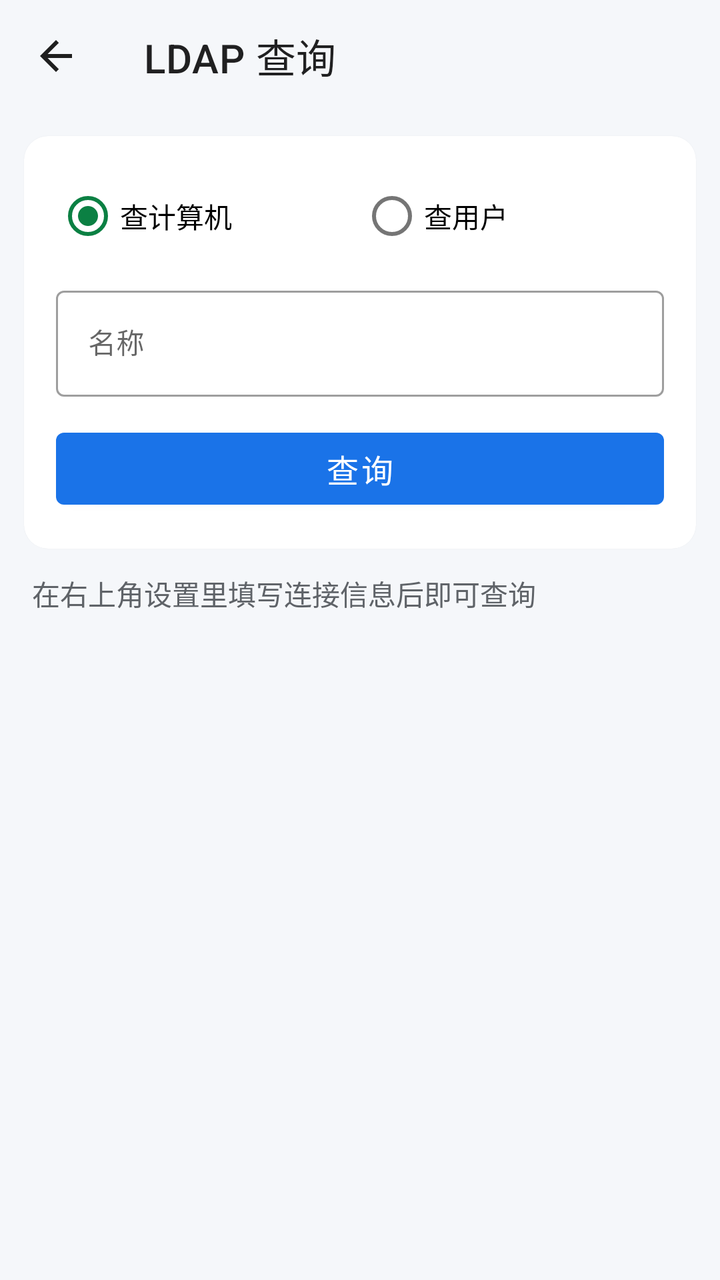
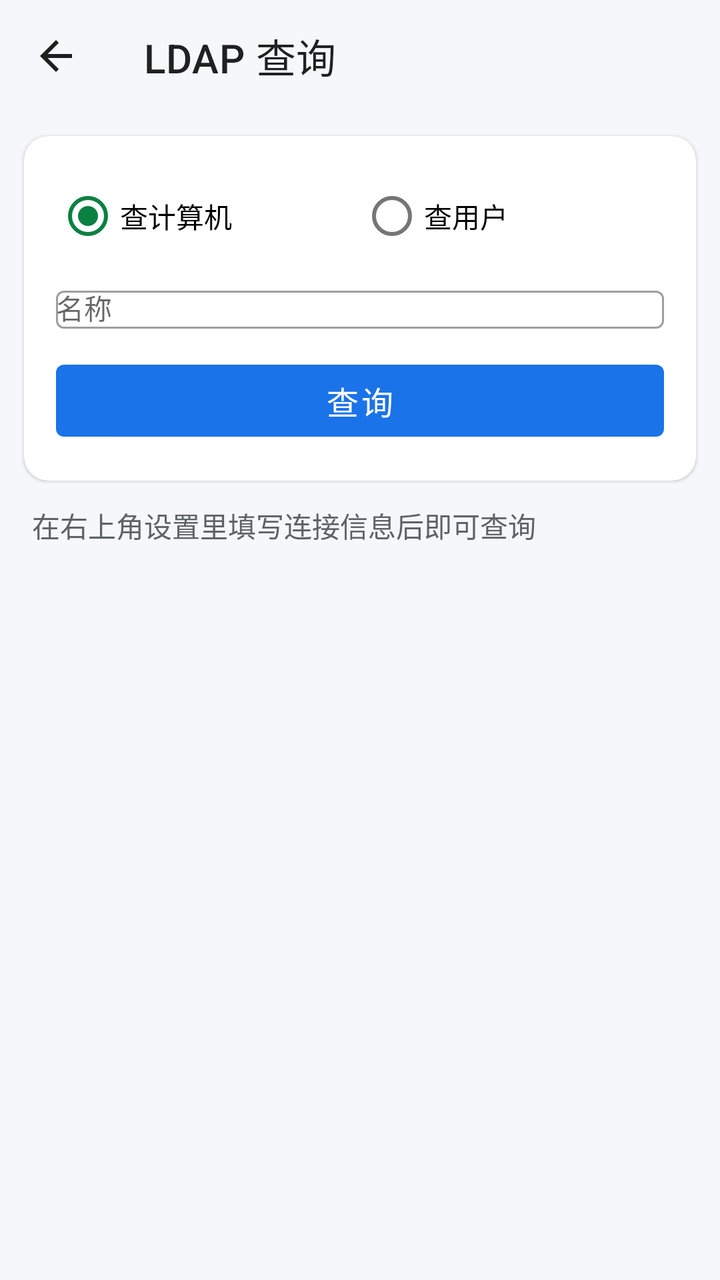

Two renders of the same Android screen: before a commit and after it. Below are the layout's source before the change and the commit's diff.
<!-- AndroidManifest.xml: application theme Theme.ScanNfcTool -->
<!-- res/layout/activity_ldap.xml -->
<?xml version="1.0" encoding="utf-8"?>
<LinearLayout xmlns:android="http://schemas.android.com/apk/res/android"
    xmlns:app="http://schemas.android.com/apk/res-auto"
    android:layout_width="match_parent"
    android:layout_height="match_parent"
    android:orientation="vertical"
    android:background="@color/bg">

    <com.google.android.material.appbar.MaterialToolbar
        android:id="@+id/toolbar"
        android:layout_width="match_parent"
        android:layout_height="?attr/actionBarSize"
        app:title="LDAP 查询"
        app:navigationIcon="@drawable/ic_back"
        android:background="@color/bg" />

    <com.google.android.material.card.MaterialCardView
        android:layout_width="match_parent"
        android:layout_height="wrap_content"
        app:cardCornerRadius="12dp"
        app:cardElevation="1dp"
        android:layout_margin="12dp"
        android:layout_marginBottom="4dp">

        <LinearLayout
            android:layout_width="match_parent"
            android:layout_height="wrap_content"
            android:orientation="vertical"
            android:padding="16dp">

            <RadioGroup
                android:id="@+id/rgType"
                android:layout_width="match_parent"
                android:layout_height="wrap_content"
                android:orientation="horizontal">

                <RadioButton
                    android:id="@+id/rdComputer"
                    android:layout_width="0dp"
                    android:layout_weight="1"
                    android:layout_height="wrap_content"
                    android:checked="true"
                    android:text="查计算机" />

                <RadioButton
                    android:id="@+id/rdUser"
                    android:layout_width="0dp"
                    android:layout_weight="1"
                    android:layout_height="wrap_content"
                    android:text="查用户" />
            </RadioGroup>

            <com.google.android.material.textfield.TextInputLayout
                android:layout_width="match_parent"
                android:layout_height="wrap_content"
                android:layout_marginTop="8dp"
                android:hint="名称"
                style="@style/Widget.MaterialComponents.TextInputLayout.OutlinedBox">

                <com.google.android.material.textfield.TextInputEditText
                    android:id="@+id/etName"
                    android:layout_width="match_parent"
                    android:layout_height="wrap_content"
                    android:inputType="text"
                    android:imeOptions="actionDone"
                    android:textSize="14sp" />
            </com.google.android.material.textfield.TextInputLayout>

            <Button
                android:id="@+id/btnQuery"
                android:layout_width="match_parent"
                android:layout_height="wrap_content"
                android:layout_marginTop="12dp"
                android:text="查询"
                android:textSize="16sp" />
        </LinearLayout>
    </com.google.android.material.card.MaterialCardView>

    <TextView
        android:id="@+id/tvSummary"
        android:layout_width="match_parent"
        android:layout_height="wrap_content"
        android:layout_marginLeft="16dp"
        android:layout_marginRight="16dp"
        android:text="在右上角设置里填写连接信息后即可查询"
        android:textColor="@color/text_secondary"
        android:textSize="14sp" />

    <ListView
        android:id="@+id/listResults"
        android:layout_width="match_parent"
        android:layout_height="0dp"
        android:layout_weight="1"
        android:layout_marginTop="4dp"
        android:divider="#E0E0E0"
        android:dividerHeight="1dp" />

</LinearLayout>
<!-- resources referenced by this layout -->
<resources>
  <color name="bg">#F5F7FA</color>
  <color name="text_secondary">#5F6368</color>
  <!-- drawable ic_back (drawable) -->
  <vector xmlns:android="http://schemas.android.com/apk/res/android"
      android:width="24dp"
      android:height="24dp"
      android:viewportWidth="24"
      android:viewportHeight="24"
      android:tint="#1F1F1F">
      <path
          android:fillColor="#000000"
          android:pathData="M20,11H7.83l5.59,-5.59L12,4l-8,8 8,8 1.41,-1.41L7.83,13H20v-2z" />
  </vector>
  <style name="Theme.ScanNfcTool" parent="Theme.MaterialComponents.Light.NoActionBar">
          <item name="colorPrimary">@color/colorPrimary</item>
          <item name="colorPrimaryVariant">@color/colorPrimaryDark</item>
          <item name="colorOnPrimary">#FFFFFF</item>
          <item name="colorSecondary">@color/colorAccent</item>
          <item name="android:windowBackground">@color/bg</item>
      </style>
  <color name="colorPrimary">#1A73E8</color>
  <color name="colorPrimaryDark">#1557B0</color>
  <color name="colorAccent">#0B8043</color>
</resources>

<!-- the commit's change to res/layout/activity_ldap.xml (unified diff, before → after) -->
@@ -57,7 +57,7 @@
                 android:hint="名称"
                 style="@style/Widget.MaterialComponents.TextInputLayout.OutlinedBox">
 
-                <com.google.android.material.textfield.TextInputEditText
+                <AutoCompleteTextView
                     android:id="@+id/etName"
                     android:layout_width="match_parent"
                     android:layout_height="wrap_content"
